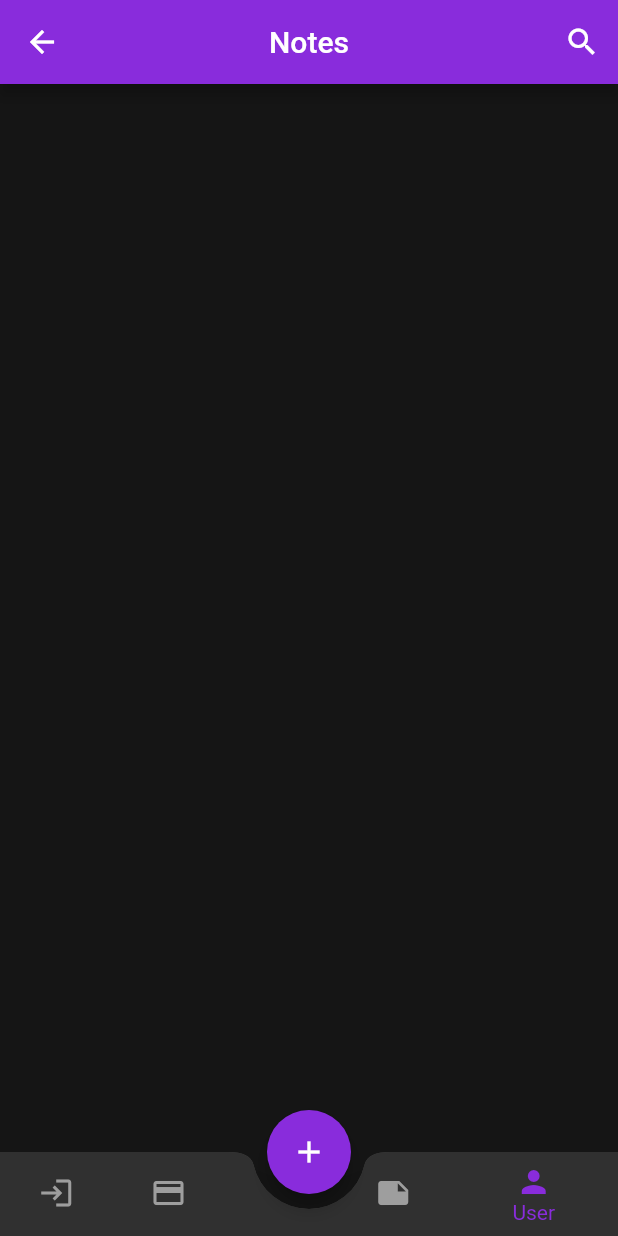
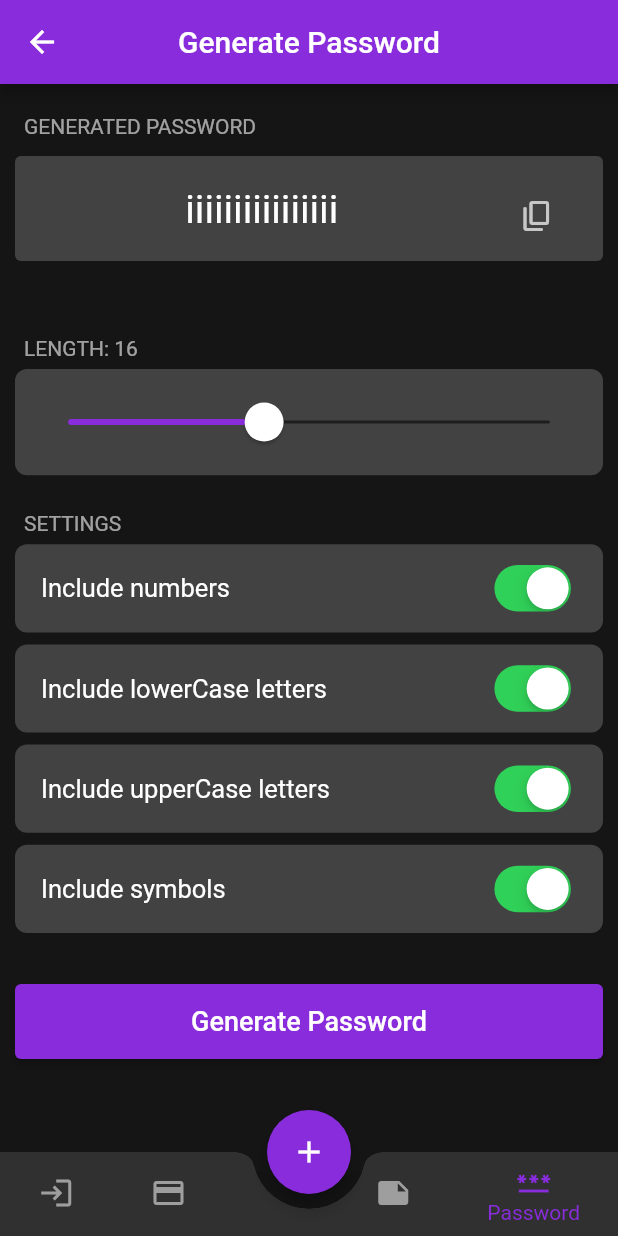
Before and after one commit to naseralmuhana/Flutter-ValutManger, a Flutter app: the BottomBarWidget screen opened by its route, item 5 of the bottom bar chosen, on a phone screen of 412 x 824 dp. Run offline on Flutter 3.47's test engine with Material 2 defaults, Android fonts, the phone set to English and light mode, and no system bars; our stand-ins replace cloud_firestore, firebase_core, flutter_slidable, fluttertoast, local_auth, mask_text_input_formatter and 3 more; missing offline and left inert: awesome_card, clipboard, encrypt, shifting_tabbar, telephony; accounts and stored records are empty.

Commit message:
generate password page

```diff
--- a/lib/constants/variables.dart
+++ b/lib/constants/variables.dart
@@ -3,6 +3,8 @@ import 'package:flutter/material.dart';
 const double kDefaultPadding = 20.0;
 
 const Color kPrimaryColor = Color(0xff892cdc);
+const Color kPrimaryColorOpacity = Color(0x30892cdc);
+const Color kCardColor = Color(0xFF424242);
 const Color kSecondaryColor = Colors.black;
 
 const ShapeBorder kBottomSheetShape = RoundedRectangleBorder(
--- a/lib/main.dart
+++ b/lib/main.dart
@@ -4,7 +4,6 @@ import 'package:password_manager/pages/authenticate/finger_print_auth.dart';
 
 import 'package:password_manager/services/routes.dart';
 import 'package:password_manager/services/themes.dart';
-import 'package:password_manager/widgets/bottomBar/bottom_bar.dart';
 
 void main() async {
   WidgetsFlutterBinding.ensureInitialized();
@@ -18,7 +17,7 @@ class MyApp extends StatelessWidget {
     return MaterialApp(
       debugShowCheckedModeBanner: false,
       theme: darkThemeData,
-      initialRoute: BottomBarWidget.routeName,
+      initialRoute: FingerPrintAuthPage.routeName,
       routes: routes,
     );
   }
--- /dev/null
+++ b/lib/pages/generatePassword/generate_password_page.dart
@@ -0,0 +1,243 @@
+import 'dart:math';
+
+import 'package:flutter/cupertino.dart';
+import 'package:flutter/material.dart';
+import 'package:password_manager/constants/variables.dart';
+import 'package:password_manager/widgets/clipBoard/clip_board.dart';
+import 'package:password_manager/widgets/form/components/custom_elevated_button.dart';
+
+class GeneratePasswordPage extends StatefulWidget {
+  static final String routeName = 'GeneratePasswordPageRoute';
+  @override
+  _GeneratePasswordPageState createState() => _GeneratePasswordPageState();
+}
+
+class _GeneratePasswordPageState extends State<GeneratePasswordPage> {
+  bool isNumber = true;
+  bool isLowerCase = true;
+  bool isUpperCase = true;
+  bool isSymbols = true;
+  double length = 16;
+  double sliderMin = 5;
+  double sliderMax = 32;
+  late String password;
+
+  @override
+  void initState() {
+    password = generateRandomPassword(
+      length: this.length.toInt(),
+      includeLowerLetter: isLowerCase,
+      includeNumber: isNumber,
+      includeSymbol: isSymbols,
+      includeUpperLetter: isUpperCase,
+    );
+    super.initState();
+  }
+
+  @override
+  Widget build(BuildContext context) {
+    return Scaffold(
+      appBar: buildAppBar(),
+      body: buildScaffoldBody(),
+    );
+  }
+
+  Widget buildScaffoldBody() {
+    return SingleChildScrollView(
+      child: Column(
+        crossAxisAlignment: CrossAxisAlignment.start,
+        children: [
+          buildContainerTitle(label: 'generated password'),
+          buildContainer(content: password),
+          SizedBox(height: 20.0),
+          buildContainerTitle(label: 'length: ${length.toInt()}'),
+          buildCustomCard(
+            child: buildLengthSlider(),
+          ),
+          buildContainerTitle(label: 'Settings'),
+          buildCustomCard(
+            child: buildSwitchListTile(
+              cardLabel: 'Include numbers',
+              value: isNumber,
+              onChanged: (val) => setState(() => isNumber = val),
+            ),
+          ),
+          buildCustomCard(
+            child: buildSwitchListTile(
+              cardLabel: 'Include lowerCase letters',
+              value: isLowerCase,
+              onChanged: (val) => setState(() => isLowerCase = val),
+            ),
+          ),
+          buildCustomCard(
+            child: buildSwitchListTile(
+              cardLabel: 'Include upperCase letters',
+              value: isUpperCase,
+              onChanged: (val) => setState(() => isUpperCase = val),
+            ),
+          ),
+          buildCustomCard(
+            child: buildSwitchListTile(
+              cardLabel: 'Include symbols',
+              value: isSymbols,
+              onChanged: (val) => setState(() => isSymbols = val),
+            ),
+          ),
+          SizedBox(height: 20.0),
+          CustomElevatedButton(
+            buttonLabel: 'Generate Password',
+            onPressed: () {
+              setState(() {
+                password = generateRandomPassword(
+                  length: this.length.toInt(),
+                  includeLowerLetter: isLowerCase,
+                  includeNumber: isNumber,
+                  includeSymbol: isSymbols,
+                  includeUpperLetter: isUpperCase,
+                );
+              });
+            },
+          ),
+        ],
+      ),
+    );
+  }
+
+  Container buildCustomCard({required Widget child}) {
+    return Container(
+      margin: EdgeInsets.symmetric(
+        horizontal: kDefaultPadding * 0.5,
+        vertical: kDefaultPadding * 0.2,
+      ),
+      padding: EdgeInsets.all(kDefaultPadding * 0.07),
+      decoration: BoxDecoration(
+        color: kCardColor,
+        borderRadius: BorderRadius.circular(8),
+      ),
+      child: child,
+    );
+  }
+
+  ListTile buildSwitchListTile({
+    required String cardLabel,
+    required bool value,
+    required void Function(bool)? onChanged,
+  }) {
+    return ListTile(
+      title: Text(
+        cardLabel,
+        style: TextStyle(fontSize: 17),
+      ),
+      trailing: CupertinoSwitch(
+        value: value,
+        onChanged: onChanged,
+      ),
+    );
+  }
+
+  SliderTheme buildLengthSlider() {
+    return SliderTheme(
+      data: SliderThemeData(
+          thumbColor: Colors.white,
+          thumbShape: RoundSliderThumbShape(enabledThumbRadius: 13.0),
+          trackHeight: 2,
+          overlayColor: kPrimaryColorOpacity,
+          activeTrackColor: kPrimaryColor,
+          inactiveTrackColor: Colors.black54,
+          activeTickMarkColor: Colors.transparent,
+          inactiveTickMarkColor: Colors.transparent,
+          valueIndicatorColor: kCardColor),
+      child: Padding(
+        padding: const EdgeInsets.all(10.0),
+        child: Slider(
+          min: sliderMin,
+          max: sliderMax,
+          value: length,
+          divisions: sliderMax.toInt(),
+          label: length.toInt().toString(),
+          onChanged: (value) {
+            setState(() {
+              print(length);
+              length = value;
+            });
+          },
+        ),
+      ),
+    );
+  }
+
+  Widget buildContainer({required String content}) {
+    return Padding(
+      padding: const EdgeInsets.all(kDefaultPadding * 0.5),
+      child: Container(
+        height: 70.0,
+        padding: EdgeInsets.all(kDefaultPadding),
+        decoration: BoxDecoration(
+          color: kCardColor,
+          borderRadius: BorderRadius.circular(4),
+        ),
+        child: Row(
+          children: [
+            Expanded(
+              child: FittedBox(
+                child: Text(
+                  content,
+                ),
+              ),
+            ),
+            SizedBox(width: 15),
+            CustomClipBoard.buildCopyClipboard(
+              value: password,
+            ),
+          ],
+        ),
+      ),
+    );
+  }
+
+  Padding buildContainerTitle({required String label}) {
+    return Padding(
+      padding: EdgeInsets.only(
+        top: kDefaultPadding,
+        bottom: kDefaultPadding * 0.1,
+        left: kDefaultPadding * 0.8,
+      ),
+      child: Text(
+        label.toUpperCase(),
+        style: TextStyle(
+          color: Colors.white60,
+        ),
+      ),
+    );
+  }
+
+  AppBar buildAppBar() {
+    return AppBar(
+      title: Text('Generate Password'),
+      centerTitle: true,
+    );
+  }
+
+  String generateRandomPassword({
+    required int length,
+    bool includeLowerLetter = true,
+    bool includeUpperLetter = true,
+    bool includeNumber = true,
+    bool includeSymbol = true,
+  }) {
+    final letterLowerCase = "abcdefghijklmnopqrstuvwxyz";
+    final letterUpperCase = "ABCDEFGHIJKLMNOPQRSTUVWXYZ";
+    final number = '0123456789';
+    final symbol = '@#%^*>\$@?/[]=+';
+    String chars = "";
+    if (includeLowerLetter) chars += '$letterLowerCase';
+    if (includeUpperLetter) chars += '$letterUpperCase';
+    if (includeNumber) chars += '$number';
+    if (includeSymbol) chars += '$symbol';
+    if (chars.isEmpty) chars += '$letterLowerCase';
+    return List.generate(length, (index) {
+      final indexRandom = Random.secure().nextInt(chars.length);
+      return chars[indexRandom];
+    }).join('');
+  }
+}
--- a/lib/services/routes.dart
+++ b/lib/services/routes.dart
@@ -8,6 +8,7 @@ import 'package:password_manager/pages/authenticate/sms_autofill_auth.dart';
 import 'package:password_manager/pages/editItem/edit_card.dart';
 import 'package:password_manager/pages/editItem/edit_login.dart';
 import 'package:password_manager/pages/editItem/edit_note.dart';
+import 'package:password_manager/pages/generatePassword/generate_password_page.dart';
 import 'package:password_manager/pages/items/items.dart';
 
 import 'package:password_manager/widgets/bottomBar/bottom_bar.dart';
@@ -17,6 +18,7 @@ Map<String, Widget Function(BuildContext)> routes = {
   BottomBarWidget.routeName: (context) => BottomBarWidget(),
   TabAppBar.routeName: (context) => TabAppBar(),
   ItemsPage.routeName: (context) => ItemsPage(),
+  GeneratePasswordPage.routeName: (context) => GeneratePasswordPage(),
   AddLoginPage.routeName: (context) => AddLoginPage(),
   AddCardPage.routeName: (context) => AddCardPage(),
   AddNotePage.routeName: (context) => AddNotePage(),
--- a/lib/widgets/bottomBar/bottom_bar.dart
+++ b/lib/widgets/bottomBar/bottom_bar.dart
@@ -1,5 +1,6 @@
 import 'package:flutter/material.dart';
 import 'package:password_manager/constants/variables.dart';
+import 'package:password_manager/pages/generatePassword/generate_password_page.dart';
 
 import 'package:password_manager/pages/items/items.dart';
 
@@ -24,7 +25,7 @@ class _BottomBarWidgetState extends State<BottomBarWidget> {
       {'page': ItemsPage(itemsType: 'Cards')},
       {'page': ItemsPage(itemsType: 'Cards')},
       {'page': ItemsPage(itemsType: 'Notes')},
-      {'page': ItemsPage(itemsType: 'Notes')},
+      {'page': GeneratePasswordPage()},
     ];
     super.initState();
   }
@@ -94,9 +95,9 @@ class _BottomBarWidgetState extends State<BottomBarWidget> {
       tooltip: 'Notes',
     ),
     BottomNavigationBarItem(
-      icon: Icon(Icons.person),
-      label: 'User',
-      tooltip: 'User',
+      icon: Icon(Icons.password_outlined),
+      label: 'Password',
+      tooltip: 'Generate Password',
     ),
   ];
 }
```
Also changed, not shown: lib/pages/generatePassword/random_string.dart (renamed from lib/services/random_string.dart, +4 -8 lines).
